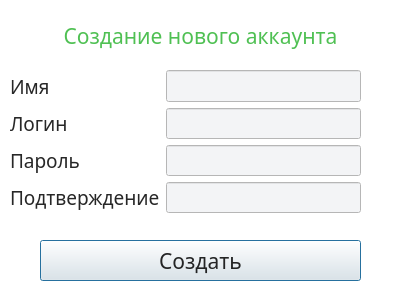
Before: the Qt Designer form reg_window.ui in marr97/MoneyMaze, drawn with Qt 5.
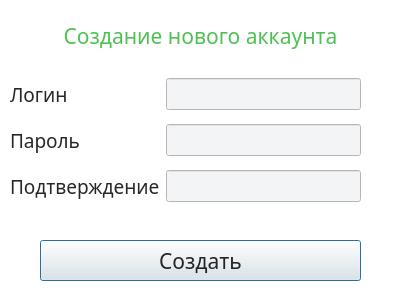
After: the same form once the commit is applied.

The edit to the form file:
```diff
--- a/reg_window.ui
+++ b/reg_window.ui
@@ -69,7 +69,7 @@
     </rect>
    </property>
    <layout class="QGridLayout" name="gridLayout">
-    <item row="2" column="0">
+    <item row="1" column="0">
      <widget class="QLabel" name="label_3">
       <property name="palette">
        <palette>
@@ -113,50 +113,7 @@
       </property>
      </widget>
     </item>
-    <item row="0" column="1">
-     <widget class="QLineEdit" name="lineEdit_name">
-      <property name="sizePolicy">
-       <sizepolicy hsizetype="Expanding" vsizetype="Fixed">
-        <horstretch>0</horstretch>
-        <verstretch>0</verstretch>
-       </sizepolicy>
-      </property>
-      <property name="palette">
-       <palette>
-        <active>
-         <colorrole role="Base">
-          <brush brushstyle="SolidPattern">
-           <color alpha="255">
-            <red>243</red>
-            <green>244</green>
-            <blue>246</blue>
-           </color>
-          </brush>
-         </colorrole>
-        </active>
-        <inactive>
-         <colorrole role="Base">
-          <brush brushstyle="SolidPattern">
-           <color alpha="255">
-            <red>243</red>
-            <green>244</green>
-            <blue>246</blue>
-           </color>
-          </brush>
-         </colorrole>
-        </inactive>
-        <disabled/>
-       </palette>
-      </property>
-      <property name="font">
-       <font>
-        <family>Gill Sans</family>
-        <pointsize>13</pointsize>
-       </font>
-      </property>
-     </widget>
-    </item>
-    <item row="1" column="0">
+    <item row="0" column="0">
      <widget class="QLabel" name="label_2">
       <property name="palette">
        <palette>
@@ -199,7 +156,93 @@
       </property>
      </widget>
     </item>
-    <item row="3" column="0">
+    <item row="0" column="1">
+     <widget class="QLineEdit" name="lineEdit_login">
+      <property name="sizePolicy">
+       <sizepolicy hsizetype="Expanding" vsizetype="Fixed">
+        <horstretch>0</horstretch>
+        <verstretch>0</verstretch>
+       </sizepolicy>
+      </property>
+      <property name="palette">
+       <palette>
+        <active>
+         <colorrole role="Base">
+          <brush brushstyle="SolidPattern">
+           <color alpha="255">
+            <red>243</red>
+            <green>244</green>
+            <blue>246</blue>
+           </color>
+          </brush>
+         </colorrole>
+        </active>
+        <inactive>
+         <colorrole role="Base">
+          <brush brushstyle="SolidPattern">
+           <color alpha="255">
+            <red>243</red>
+            <green>244</green>
+            <blue>246</blue>
+           </color>
+          </brush>
+         </colorrole>
+        </inactive>
+        <disabled/>
+       </palette>
+      </property>
+      <property name="font">
+       <font>
+        <family>Gill Sans</family>
+        <pointsize>13</pointsize>
+       </font>
+      </property>
+     </widget>
+    </item>
+    <item row="1" column="1">
+     <widget class="QLineEdit" name="lineEdit_password">
+      <property name="sizePolicy">
+       <sizepolicy hsizetype="Expanding" vsizetype="Fixed">
+        <horstretch>0</horstretch>
+        <verstretch>0</verstretch>
+       </sizepolicy>
+      </property>
+      <property name="palette">
+       <palette>
+        <active>
+         <colorrole role="Base">
+          <brush brushstyle="SolidPattern">
+           <color alpha="255">
+            <red>243</red>
+            <green>244</green>
+            <blue>246</blue>
+           </color>
+          </brush>
+         </colorrole>
+        </active>
+        <inactive>
+         <colorrole role="Base">
+          <brush brushstyle="SolidPattern">
+           <color alpha="255">
+            <red>243</red>
+            <green>244</green>
+            <blue>246</blue>
+           </color>
+          </brush>
+         </colorrole>
+        </inactive>
+        <disabled/>
+       </palette>
+      </property>
+      <property name="font">
+       <font>
+        <family>Gill Sans</family>
+        <pointsize>13</pointsize>
+       </font>
+      </property>
+     </widget>
+    </item>
+    <item row="2" column="0">
      <widget class="QLabel" name="label_4">
       <property name="palette">
        <palette>
@@ -282,142 +325,7 @@
       </property>
      </widget>
     </item>
-    <item row="0" column="0">
-     <widget class="QLabel" name="label">
-      <property name="sizePolicy">
-       <sizepolicy hsizetype="Preferred" vsizetype="Preferred">
-        <horstretch>0</horstretch>
-        <verstretch>0</verstretch>
-       </sizepolicy>
-      </property>
-      <property name="palette">
-       <palette>
-        <active>
-         <colorrole role="WindowText">
-          <brush brushstyle="SolidPattern">
-           <color alpha="216">
-            <red>0</red>
-            <green>0</green>
-            <blue>0</blue>
-           </color>
-          </brush>
-         </colorrole>
-        </active>
-        <inactive>
-         <colorrole role="WindowText">
-          <brush brushstyle="SolidPattern">
-           <color alpha="216">
-            <red>0</red>
-            <green>0</green>
-            <blue>0</blue>
-           </color>
-          </brush>
-         </colorrole>
-        </inactive>
-        <disabled/>
-       </palette>
-      </property>
-      <property name="font">
-       <font>
-        <family>Gill Sans</family>
-        <pointsize>14</pointsize>
-       </font>
-      </property>
-      <property name="text">
-       <string>Имя</string>
-      </property>
-      <property name="alignment">
-       <set>Qt::AlignmentFlag::AlignLeading|Qt::AlignmentFlag::AlignLeft|Qt::AlignmentFlag::AlignVCenter</set>
-      </property>
-     </widget>
-    </item>
-    <item row="1" column="1">
-     <widget class="QLineEdit" name="lineEdit_login">
-      <property name="sizePolicy">
-       <sizepolicy hsizetype="Expanding" vsizetype="Fixed">
-        <horstretch>0</horstretch>
-        <verstretch>0</verstretch>
-       </sizepolicy>
-      </property>
-      <property name="palette">
-       <palette>
-        <active>
-         <colorrole role="Base">
-          <brush brushstyle="SolidPattern">
-           <color alpha="255">
-            <red>243</red>
-            <green>244</green>
-            <blue>246</blue>
-           </color>
-          </brush>
-         </colorrole>
-        </active>
-        <inactive>
-         <colorrole role="Base">
-          <brush brushstyle="SolidPattern">
-           <color alpha="255">
-            <red>243</red>
-            <green>244</green>
-            <blue>246</blue>
-           </color>
-          </brush>
-         </colorrole>
-        </inactive>
-        <disabled/>
-       </palette>
-      </property>
-      <property name="font">
-       <font>
-        <family>Gill Sans</family>
-        <pointsize>13</pointsize>
-       </font>
-      </property>
-     </widget>
-    </item>
     <item row="2" column="1">
-     <widget class="QLineEdit" name="lineEdit_password">
-      <property name="sizePolicy">
-       <sizepolicy hsizetype="Expanding" vsizetype="Fixed">
-        <horstretch>0</horstretch>
-        <verstretch>0</verstretch>
-       </sizepolicy>
-      </property>
-      <property name="palette">
-       <palette>
-        <active>
-         <colorrole role="Base">
-          <brush brushstyle="SolidPattern">
-           <color alpha="255">
-            <red>243</red>
-            <green>244</green>
-            <blue>246</blue>
-           </color>
-          </brush>
-         </colorrole>
-        </active>
-        <inactive>
-         <colorrole role="Base">
-          <brush brushstyle="SolidPattern">
-           <color alpha="255">
-            <red>243</red>
-            <green>244</green>
-            <blue>246</blue>
-           </color>
-          </brush>
-         </colorrole>
-        </inactive>
-        <disabled/>
-       </palette>
-      </property>
-      <property name="font">
-       <font>
-        <family>Gill Sans</family>
-        <pointsize>13</pointsize>
-       </font>
-      </property>
-     </widget>
-    </item>
-    <item row="3" column="1">
      <widget class="QLineEdit" name="lineEdit_confirmation">
       <property name="sizePolicy">
        <sizepolicy hsizetype="Expanding" vsizetype="Fixed">
```
